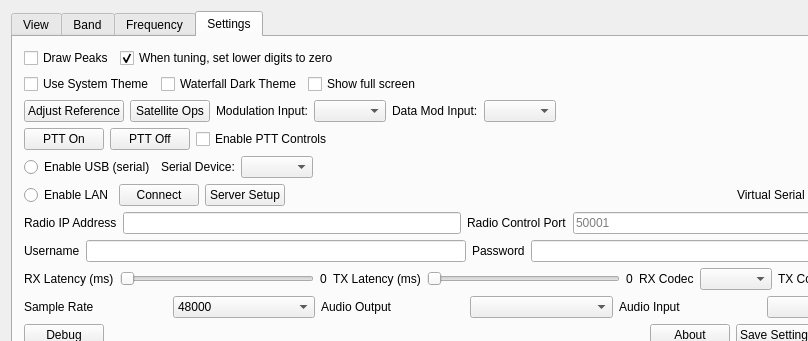
Qt form wfmain.ui (adecarolis/wfweb) before a commit; both pictures show x 0 to 808 and y 0 to 341 of the 934 by 582 pixel window.
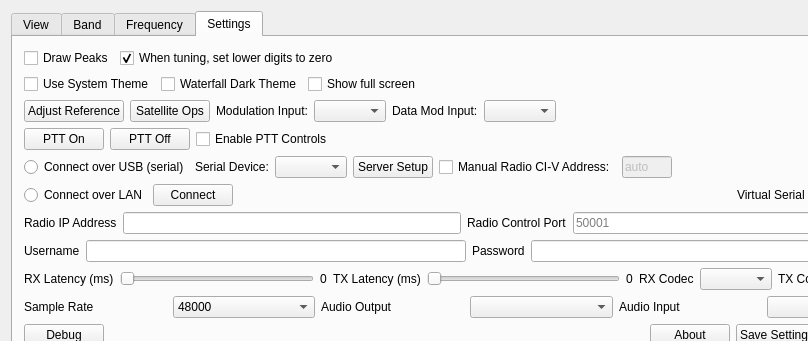
The same form after that commit. The open tabs and pages were chosen to show the change. Custom widgets are drawn as their Qt base class.

Commit message: Changed UI a little, and added manual CI-V options. Seems to work well.

Patch:
```diff
--- a/wfmain.ui
+++ b/wfmain.ui
@@ -2145,7 +2145,7 @@
           <item>
            <widget class="QRadioButton" name="serialEnableBtn">
             <property name="text">
-             <string>Enable USB (serial)</string>
+             <string>Connect over USB (serial)</string>
             </property>
             <attribute name="buttonGroup">
              <string notr="true">radioConnectionSerialNetworkGrp</string>
@@ -2169,6 +2169,57 @@
             </property>
            </widget>
           </item>
+          <item>
+           <widget class="QPushButton" name="udpServerSetupBtn">
+            <property name="toolTip">
+             <string>&lt;html&gt;&lt;head/&gt;&lt;body&gt;&lt;p&gt;Press here to set up the built-in rig server. The built-in server is intended to allow access over the network to a serial or USB-connected radio. &lt;/p&gt;&lt;/body&gt;&lt;/html&gt;</string>
+            </property>
+            <property name="text">
+             <string>Server Setup</string>
+            </property>
+           </widget>
+          </item>
+          <item>
+           <widget class="QCheckBox" name="rigCIVManualAddrChk">
+            <property name="toolTip">
+             <string>&lt;html&gt;&lt;head/&gt;&lt;body&gt;&lt;p&gt;If you are using an older (year 2010) radio, you may need to enable this option to manually specify the CI-V address. This option is also useful for radios that do not have CI-V Transceive enabled and thus will not answer our broadcast query for connected rigs on the CI-V bus.&lt;/p&gt;&lt;p&gt;If you have a modern radio with CI-V Transceive enabled, you should not need to check this box. &lt;/p&gt;&lt;/body&gt;&lt;/html&gt;</string>
+            </property>
+            <property name="text">
+             <string>Manual Radio CI-V Address:</string>
+            </property>
+           </widget>
+          </item>
+          <item>
+           <widget class="QLineEdit" name="rigCIVaddrHexLine">
+            <property name="enabled">
+             <bool>false</bool>
+            </property>
+            <property name="minimumSize">
+             <size>
+              <width>50</width>
+              <height>0</height>
+             </size>
+            </property>
+            <property name="maximumSize">
+             <size>
+              <width>50</width>
+              <height>16777215</height>
+             </size>
+            </property>
+            <property name="toolTip">
+             <string>&lt;html&gt;&lt;head/&gt;&lt;body&gt;&lt;p&gt;Enter the address in as hexidecimal, without any prefix, just as the radio presents the address in the menu. &lt;/p&gt;&lt;p&gt;Here are some common examples:&lt;/p&gt;
+IC-706: 58
+&lt;br/&gt;IC-756: 6E
+&lt;br/&gt;IC-7000: 70
+&lt;br/&gt;IC-7100: 88
+&lt;br/&gt;IC-7200: 76
+&lt;p&gt;This setting is typically needed for older radios and for radios that do not have CI-V Transceive enabled. &lt;/p&gt;&lt;/body&gt;&lt;/html&gt;</string>
+            </property>
+            <property name="text">
+             <string>auto</string>
+            </property>
+           </widget>
+          </item>
           <item>
            <spacer name="tuneSpacer">
             <property name="orientation">
@@ -2189,7 +2240,7 @@
           <item>
            <widget class="QRadioButton" name="lanEnableBtn">
             <property name="text">
-             <string>Enable LAN</string>
+             <string>Connect over LAN</string>
             </property>
             <attribute name="buttonGroup">
              <string notr="true">radioConnectionSerialNetworkGrp</string>
@@ -2203,13 +2254,6 @@
             </property>
            </widget>
           </item>
-          <item>
-           <widget class="QPushButton" name="udpServerSetupBtn">
-            <property name="text">
-             <string>Server Setup</string>
-            </property>
-           </widget>
-          </item>
           <item>
            <spacer name="horizontalSpacer_10">
             <property name="orientation">
```
Left out of the diff: 20 changed lines with no effect on the pictures. The commit also changes 3 other files.
